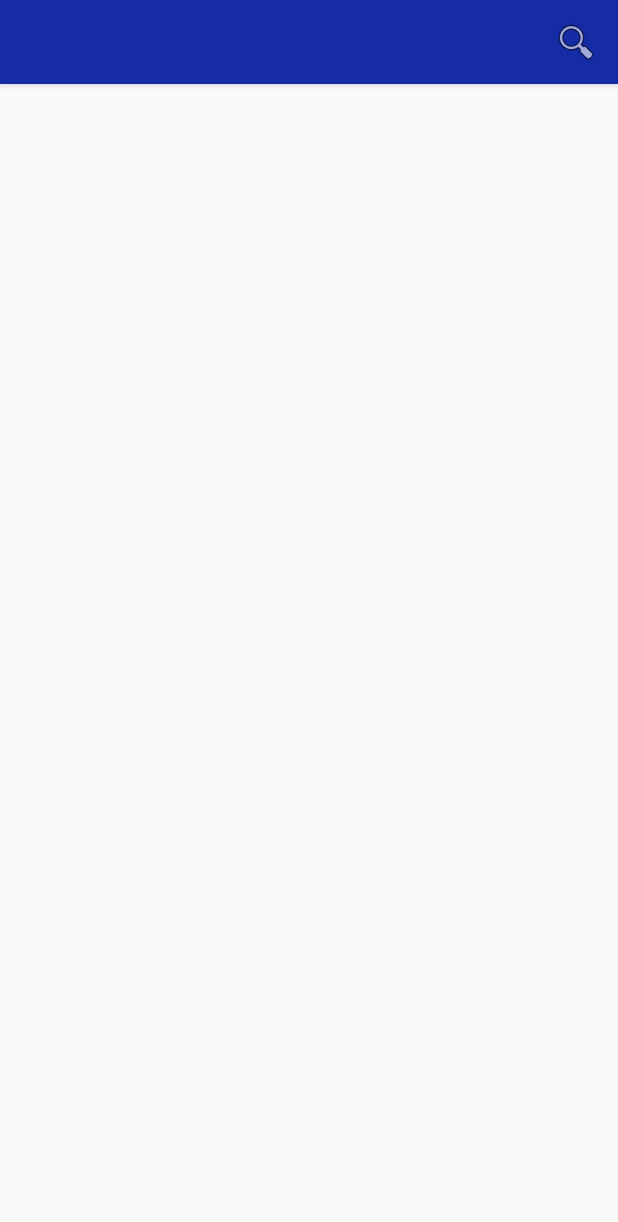
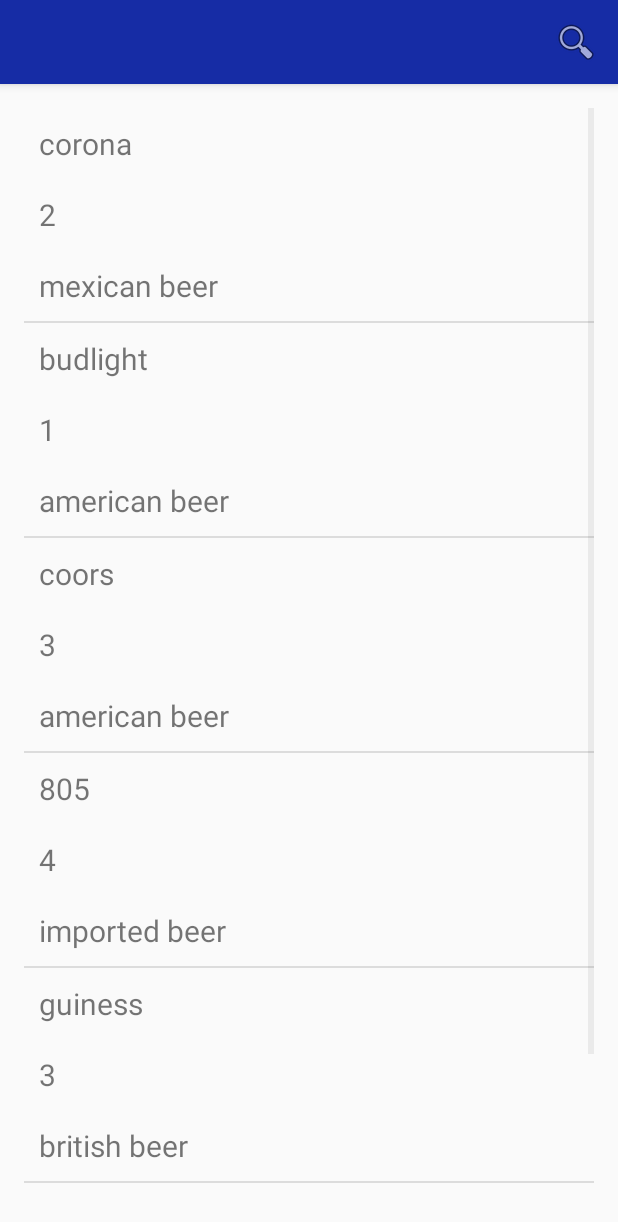
Before and after one commit to Keyner32/Project-2, an Android app: the ExploreSelection screen opened directly, with no data from a screen before it, on a phone screen of 412 x 824 dp. Shown: the top 1222 px of the screen. Run offline under Robolectric (Android 15) with nearby library versions, the light colour scheme and no system bars.

Commit message:
added cursor adapter for beerBtn

```diff
--- a/app/build.gradle
+++ b/app/build.gradle
@@ -26,4 +26,7 @@
     compile 'com.android.support:design:24.1.1'
     compile 'com.facebook.stetho:stetho:1.3.1'
     compile 'com.facebook.stetho:stetho-okhttp:1.1.1'
+    compile 'com.squareup.okhttp:okhttp:2.4.0'
+    compile 'com.squareup.okhttp:okhttp-urlconnection:2.2.0'
+    compile 'com.squareup.picasso:picasso:2.4.0'
 }
--- a/app/src/main/java/com/example/gabekeyner/project_2/DataBaseCritera/DrinksClassHelper.java
+++ b/app/src/main/java/com/example/gabekeyner/project_2/DataBaseCritera/DrinksClassHelper.java
@@ -14,9 +14,9 @@
 
     //TODO Set up a universal database for all of your drinks.
 
-    private static final int DB_VERSION = 2;
+    private static final int DB_VERSION = 1;
     public static final String DB_NAME = "WHAT'LL_IT_BE.db";
-    public static final String TABLE_NAME = "DRINKS";
+    public static final String TABLE_NAME = "DRINKS2";
 
     public static final String COL_ID = "_id";
     public static final String COL_ALCOHOL_TYPE = "alcohol_type";
@@ -24,7 +24,7 @@
     public static final String COL_ABV = "ABV";
     public static final String COL_DESCRIPTION = "drink_description";
 
-    public static final String[] COLUMN_SELECTION = {COL_ALCOHOL_TYPE, COL_NAME, COL_ABV};
+    public static final String[] COLUMN_SELECTION = {COL_ID,COL_ALCOHOL_TYPE, COL_NAME, COL_ABV,COL_DESCRIPTION};
 
     private static final String SQL_CREATE_DRINKS = " CREATE TABLE " + TABLE_NAME + " " + "( "+
             COL_ID + " INTEGER PRIMARY KEY AUTOINCREMENT, " +
@@ -48,6 +48,18 @@
     public void onCreate(SQLiteDatabase db) {
         db.execSQL(SQL_CREATE_DRINKS);
 
+        insert(db,1,"beer","corona",2.0,"mexican beer");
+        insert(db,2,"beer","budlight",1.0,"american beer");
+        insert(db,3,"beer","coors",3.0,"american beer");
+        insert(db,4,"beer","805",4.0,"imported beer");
+        insert(db,5,"beer","guiness",3.0,"british beer");
+        insert(db,6,"beer","sapparo",2.0,"chinese beer");
+
+        insert(db,7,"wine","Justin",6.0,"Cab");
+        insert(db,8,"wine","Clu de Bois",4.0,"European");
+        insert(db,9,"wine","Justin",6.0,"Cab");
+
+
     }
 
     @Override
@@ -66,14 +78,29 @@
         return mInstance;
 
     }
+    public void insert(SQLiteDatabase db, int id, String type, String name, double abv, String desc){
+        ContentValues values = new ContentValues();
 
-    public int insert(String alcoholType, String name, Double ABV, String description) {
+        values.put(COL_ID, id);
+        values.put(COL_ALCOHOL_TYPE,type);
+        values.put(COL_NAME,name);
+        values.put(COL_ABV,abv);
+        values.put(COL_DESCRIPTION,desc);
+
+        db.insert(TABLE_NAME, null, values);
+
+    }
+
+
+    public int addItem(String alcoholType, String name, Double ABV, String description) {
         SQLiteDatabase db = getWritableDatabase();
         ContentValues values = new ContentValues();
+
         values.put(COL_ALCOHOL_TYPE, alcoholType);
         values.put(COL_NAME, name);
         values.put(COL_ABV, String.valueOf(ABV));
         values.put(COL_DESCRIPTION, description);
+
         long id = db.insert(TABLE_NAME, null, values);
 
         return ((int) id);
@@ -127,16 +154,15 @@
      *
      * @return List Beer Names/ABV/Description
      */
-    public Cursor getBeers() {
-// public List<String> getBeers ()
-//        List<String> beers = new ArrayList<>();
-        SQLiteDatabase db = getReadableDatabase();
+    public Cursor getBeers(String query) {
+
+        SQLiteDatabase db = this.getReadableDatabase();
 
         //Build a query
         Cursor cursor = db.query(TABLE_NAME,
                 COLUMN_SELECTION,
-                null,
-                null,
+                COL_ALCOHOL_TYPE + " LIKE ?",
+                new String[]{ query },
                 null,
                 null,
                 null,
--- a/app/src/main/java/com/example/gabekeyner/project_2/Main_Menus/Explore.java
+++ b/app/src/main/java/com/example/gabekeyner/project_2/Main_Menus/Explore.java
@@ -22,6 +22,7 @@
         beerBtn.setOnClickListener(this);
         wineBtn.setOnClickListener(this);
         mixedDrinkBtn.setOnClickListener(this);
+
 
     }
 
--- a/app/src/main/java/com/example/gabekeyner/project_2/Main_Menus/ExploreSelection.java
+++ b/app/src/main/java/com/example/gabekeyner/project_2/Main_Menus/ExploreSelection.java
@@ -3,17 +3,27 @@
 import android.app.SearchManager;
 import android.content.Context;
 import android.content.Intent;
+import android.database.Cursor;
 import android.os.Bundle;
+import android.support.v4.widget.CursorAdapter;
+import android.support.v4.widget.SimpleCursorAdapter;
 import android.support.v7.app.AppCompatActivity;
 import android.support.v7.widget.SearchView;
 import android.view.Menu;
 import android.view.MenuInflater;
+import android.widget.ListView;
 import android.widget.Toast;
 
 import com.example.gabekeyner.project_2.DataBaseCritera.DrinksClassHelper;
 import com.example.gabekeyner.project_2.R;
 
 public class ExploreSelection extends AppCompatActivity {
+
+    private CursorAdapter mCursorAdapter;
+    private DrinksClassHelper mHelper;
+    public String title = "Search Result";
+//    private Cursor cursor;
+//    private Cursor searchCursor;
 
 
     @Override
@@ -27,11 +37,73 @@
 
         //Instantiate subclass of SQLiteHelper
 
-        DrinksClassHelper db = new DrinksClassHelper(this);
+        DrinksClassHelper helper = new DrinksClassHelper(this);
 
-        //Pre
-        int corona = db.insert("Beer", "Corona", 5.0, "Mexican Beer");
+        //CREATE cursor
 
+//        Cursor cursor = DrinksClassHelper.getInstance(ExploreSelection.this).getBeers("beer");
+//
+//        CursorAdapter cursorAdapter = new CursorAdapter(ExploreSelection.this, cursor, 0) {
+//            @Override
+//            public View newView(Context context, Cursor cursor, ViewGroup parent) {
+//                return LayoutInflater.from(context).inflate(R.layout.list_item, parent, false);
+//            }
+//
+//            @Override
+//            public void bindView(View view, Context context, Cursor cursor) {
+//                TextView nameView = (TextView) view.findViewById(R.id.list_item_name);
+//                TextView abvView = (TextView) view.findViewById(R.id.list_item_ABV);
+//                TextView descriptionView = (TextView) view.findViewById(R.id.list_item_description);
+//
+//                nameView.setText(cursor.getString(cursor.getColumnIndex(DrinksClassHelper.COL_NAME)));
+//                abvView.setText(cursor.getString(cursor.getColumnIndex(DrinksClassHelper.COL_ABV)));
+//                descriptionView.setText(cursor.getString(cursor.getColumnIndex(DrinksClassHelper.COL_DESCRIPTION)));
+//
+//            }
+//        };
+//        ListView listView = (ListView) findViewById(R.id.list_view);
+//
+////        listView.setAdapter(cursorAdapter);
+//        listView.setAdapter(simpleCursorAdapter);
+        Cursor cursor = DrinksClassHelper.getInstance(ExploreSelection.this).getBeers("beer");
+
+
+        String[] columns = new String[]{DrinksClassHelper.COL_NAME,DrinksClassHelper.COL_ABV,DrinksClassHelper.COL_DESCRIPTION};
+        int[] viewNames = new int[]{R.id.list_item_name,R.id.list_item_ABV,R.id.list_item_description};
+        CursorAdapter simpleCursorAdapter = new SimpleCursorAdapter(
+                ExploreSelection.this,
+                R.layout.list_item,
+                cursor,
+                columns,
+                viewNames,
+                0
+        );
+
+        //Set adapter
+        ListView listView = (ListView)findViewById(R.id.list_view);
+
+
+
+        //Simple Cursor Adapter
+        listView.setAdapter(simpleCursorAdapter);
+
+
+
+
+
+
+
+
+//        if (!Intent.ACTION_SEARCH.equals(getIntent().getAction())) {
+//            Intent i = getIntent();
+//            if (i.getStringExtra("type") != null) {
+//                title = i.getStringExtra("type").toString();
+//
+//                cursor = mHelper.getBeers(title);
+//                ((TextView) findViewById(R.id.textView)).setText(title.toString().toUpperCase());
+//            }
+//
+//        }
 
     }
 
@@ -62,6 +134,10 @@
         if (Intent.ACTION_SEARCH.equals(intent.getAction())) {
             String query = intent.getStringExtra(SearchManager.QUERY);
             Toast.makeText(ExploreSelection.this, "Searching for " + query, Toast.LENGTH_SHORT).show();
+//            if (mCursorAdapter != null) {
+//                mCursorAdapter.swapCursor(searchCursor);
+//                mCursorAdapter.notifyDataSetChanged();
+//            }
         }
     }
 }
--- a/app/src/main/res/layout/activity_explore_selection.xml
+++ b/app/src/main/res/layout/activity_explore_selection.xml
@@ -10,4 +10,11 @@
     android:paddingTop="@dimen/activity_vertical_margin"
     tools:context=".Main_Menus.ExploreSelection">
 
+   <ListView
+       android:layout_width="wrap_content"
+       android:layout_height="wrap_content"
+       android:id="@+id/list_view"
+       android:textSize="14dp"
+       />
+
 </RelativeLayout>
--- /dev/null
+++ b/app/src/main/res/layout/list_item.xml
@@ -0,0 +1,27 @@
+<?xml version="1.0" encoding="utf-8"?>
+<LinearLayout xmlns:android="http://schemas.android.com/apk/res/android"
+              android:orientation="vertical"
+              android:layout_width="match_parent"
+    android:layout_height="match_parent">
+
+    <TextView
+        android:id="@+id/list_item_name"
+        android:layout_width="wrap_content"
+        android:layout_height="wrap_content"
+        android:layout_margin="10dp"
+        android:textSize="20dp"/>
+    <TextView
+        android:id="@+id/list_item_ABV"
+        android:layout_width="wrap_content"
+        android:layout_height="wrap_content"
+        android:layout_margin="10dp"
+        android:textSize="20dp"/>
+    <TextView
+        android:id="@+id/list_item_description"
+        android:layout_width="wrap_content"
+        android:layout_height="wrap_content"
+        android:layout_margin="10dp"
+        android:textSize="20dp"/>
+
+
+</LinearLayout>
```
Also changed, not shown: app/src/main/AndroidManifest.xml (+7 -3 lines), app/src/main/java/com/example/gabekeyner/project_2/MainActivity.java (+12 -2 lines), app/src/main/java/com/example/gabekeyner/project_2/Main_Menus/MyDrinks.java (+18 -18 lines), app/src/main/res/layout/activity_explore.xml (+17 -15 lines), app/src/main/res/layout/activity_main.xml (+15 -6 lines), app/src/main/res/layout/activity_my_drinks.xml (+19 -11 lines), app/src/main/res/drawable/project_explore.jpg (added), app/src/main/res/drawable/project_g.jpg (added), app/src/main/res/drawable/project_my_drinks.jpg (added).
